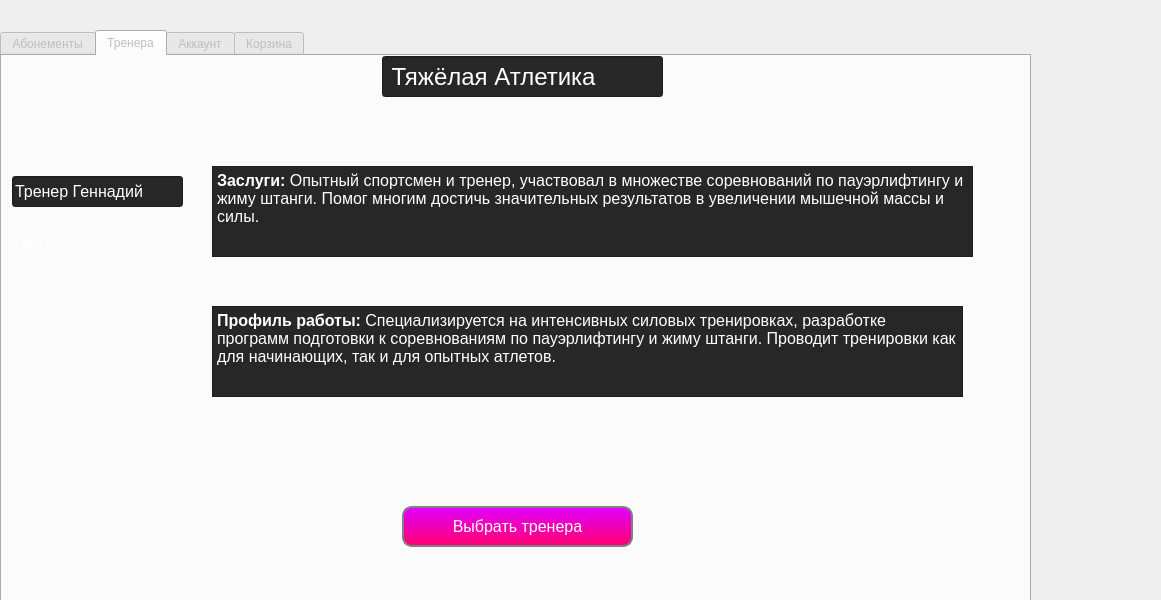
Above: FINTESS_CENTRE/mainwindow.ui from bartem1us/Fitness_Centre before the change. Below: the same form after it.
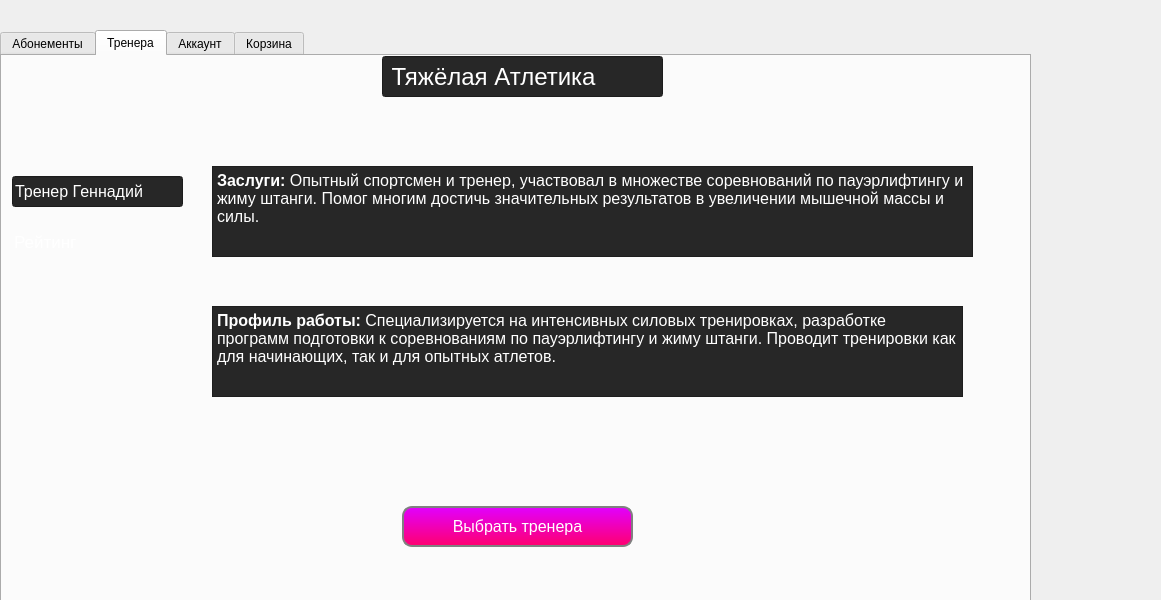
That is the form after the change. Icons and pictures are not drawn.

Commit message: button logic add

Patch:
```diff
--- a/FINTESS_CENTRE/mainwindow.ui
+++ b/FINTESS_CENTRE/mainwindow.ui
@@ -2,6 +2,9 @@
 <ui version="4.0">
  <class>MainWindow</class>
  <widget class="QMainWindow" name="MainWindow">
+  <property name="enabled">
+   <bool>true</bool>
+  </property>
   <property name="geometry">
    <rect>
     <x>0</x>
@@ -15,11 +18,11 @@
   </property>
   <widget class="QWidget" name="centralwidget">
    <property name="enabled">
-    <bool>false</bool>
+    <bool>true</bool>
    </property>
    <widget class="QTabWidget" name="tabWidget">
     <property name="enabled">
-     <bool>false</bool>
+     <bool>true</bool>
     </property>
     <property name="geometry">
      <rect>
@@ -472,14 +475,16 @@
         <property name="geometry">
          <rect>
           <x>20</x>
-          <y>390</y>
+          <y>410</y>
           <width>71</width>
           <height>61</height>
          </rect>
         </property>
         <property name="styleSheet">
-         <string notr="true">image: url(:/icons/icons/left_arrow.png);
-background-color: transparent;
+         <string notr="true">QPushButton{
+	image: url(:/icons/icons/left_arrow.png);
+	background-color: transparent;
+}
 </string>
         </property>
         <property name="text">
@@ -489,12 +494,15 @@
          <bool>true</bool>
         </property>
        </widget>
-       <widget class="QPushButton" name="pushButton_5">
+       <widget class="QPushButton" name="Right_button_page_1">
+        <property name="enabled">
+         <bool>true</bool>
+        </property>
         <property name="geometry">
          <rect>
           <x>940</x>
-          <y>390</y>
-          <width>81</width>
+          <y>420</y>
+          <width>71</width>
           <height>61</height>
          </rect>
         </property>
```
Left out of the diff: 48 changed lines with no effect on the pictures. The commit also changes 32 other files.
